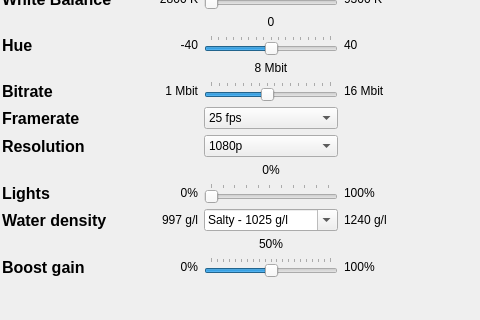
First picture: the form in blueye_controls_gui_plugin/resource/blueye_param_dashboard_gui.ui, repository nexuni/blueye-ros2-pkg, before the edit; both pictures show x 112 to 592 and y 172 to 492 of the 592 by 492 pixel window.
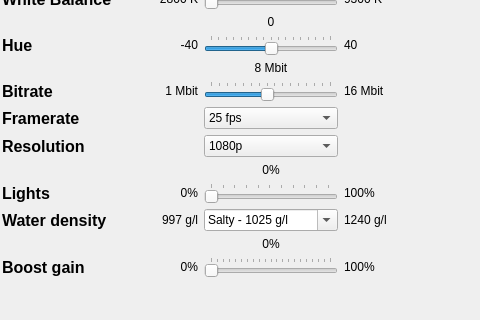
Second picture: the form after the edit.

The edit to the form file:
```diff
--- a/blueye_controls_gui_plugin/resource/blueye_param_dashboard_gui.ui
+++ b/blueye_controls_gui_plugin/resource/blueye_param_dashboard_gui.ui
@@ -141,7 +141,7 @@
       <number>1</number>
      </property>
      <property name="value">
-      <number>50</number>
+      <number>0</number>
      </property>
      <property name="orientation">
       <enum>Qt::Horizontal</enum>
@@ -312,7 +312,7 @@
    <item row="20" column="4">
     <widget class="QLabel" name="boostSliderValueLabel">
      <property name="text">
-      <string>50%</string>
+      <string>0%</string>
      </property>
      <property name="alignment">
       <set>Qt::AlignCenter</set>
```
